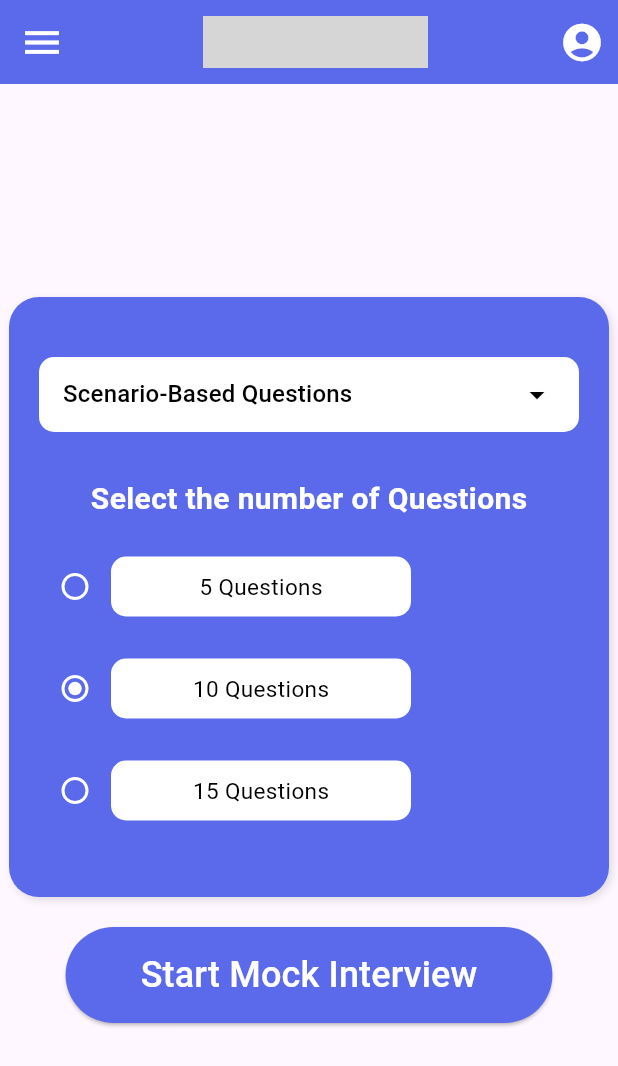
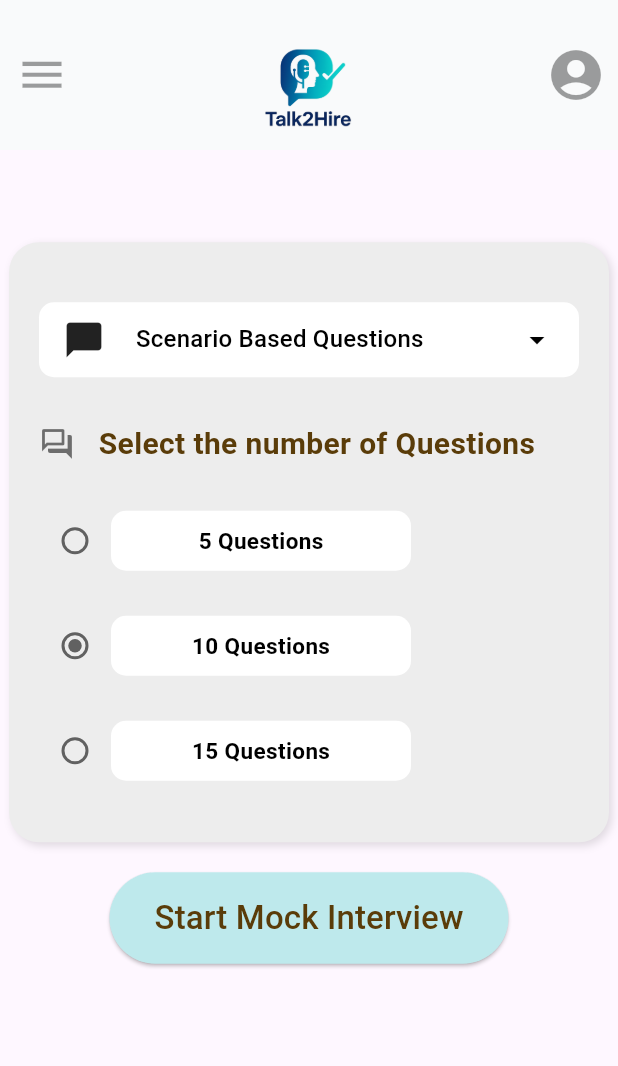
Before and after one commit to SapphireAG/AI-Interview-Coach-Talk2Hire, a Flutter app: the QuestionsPage screen opened directly, on a phone screen of 412 x 824 dp. Shown: the top 1066 px of the screen. Run offline on Flutter 3.47's test engine with Material 3 defaults, Android fonts, the phone set to English and light mode, and no system bars; our stand-ins replace audioplayers, camera; missing offline and left inert: record; grey boxes are pictures that could not be loaded.

Commit message:
New Design and Logo added to first 2 pages along with connections of the pages

```diff
--- a/flutter_frontend/lib/questions_screen.dart
+++ b/flutter_frontend/lib/questions_screen.dart
@@ -14,30 +14,39 @@ void _startMock() {
   print("Mock started");
 }
 
+
 class _QuestionsPageState extends State<QuestionsPage> {
+
+
   @override
   Widget build(BuildContext context) {
     return Scaffold(
+
       appBar: AppBar(
-        title: Center(
+        toolbarHeight:100,
+        title: Padding(
+          padding: const EdgeInsets.only(top: 21.0),
+          child:Center(
           child: ClipRRect(
             borderRadius: BorderRadius.circular(
               10.0,
-            ), // Adjust the radius as needed
+            ),
+            // Adjust the radius as needed
             child: Image.asset(
-              'assets/logo.jpg',
-              height: 35.0,
+              'assets/NEW_logo.png',
+              height: 80.0,
               width: 150.0,
-              scale: 1.0,
-              fit: BoxFit.cover,
+              //scale: 1.0,
+              fit: BoxFit.contain,
             ),
           ),
         ),
-        backgroundColor: Color.fromARGB(255, 91, 106, 234),
+        ),
+        backgroundColor: Color.fromARGB(255, 249, 250, 251),
 
         leading: IconButton(
-          icon: Icon(Icons.menu),
-          iconSize: 30,
+          icon: Icon(Icons.menu,color: Colors.black38,size: 35,),
+          iconSize: 40,
           color: Colors.white,
           onPressed: () {
             // Handle menu action
@@ -47,8 +56,8 @@ class _QuestionsPageState extends State<QuestionsPage> {
         actions: [
           IconButton(
             icon: Icon(Icons.account_circle),
-            iconSize: 30,
-            color: Colors.white,
+            iconSize: 40,
+            color: Colors.black38,
             onPressed: () {
               // Handle account action
             },
@@ -57,6 +66,9 @@ class _QuestionsPageState extends State<QuestionsPage> {
       ),
 
       body: Center(
+
+        child: Padding(
+          padding: const EdgeInsets.only(bottom:120),
           child: Column(
             mainAxisAlignment: MainAxisAlignment.center,
 
@@ -66,7 +78,7 @@ class _QuestionsPageState extends State<QuestionsPage> {
                 width: 400.0,
                 padding: EdgeInsets.all(20.0),
                 decoration: BoxDecoration(
-                color: Color.fromARGB(255, 91, 106, 234),
+                  color: Color.fromARGB(255, 237, 237, 237),
                   borderRadius: BorderRadius.circular(20.0),
                   boxShadow: [
                     BoxShadow(
@@ -92,6 +104,7 @@ class _QuestionsPageState extends State<QuestionsPage> {
                       ),
                       child: DropdownButtonHideUnderline(
                         child: DropdownButton<String>(
+                          borderRadius: BorderRadius.circular(12),
                           alignment: Alignment.center,
                           value: selectedCategory,
                           dropdownColor:
@@ -104,30 +117,49 @@ class _QuestionsPageState extends State<QuestionsPage> {
                             DropdownMenuItem(
                               alignment: Alignment.center,
                               value: "Scenario-Based Questions",
-                            child: Text(
-                              "Scenario-Based Questions",
+                               child: Row(
+                              children:[
+                                Icon(Icons.chat_bubble,size:28),
+                                Text(
+                                "     Scenario Based Questions",
                                 textAlign: TextAlign.center,
                                 style: TextStyle(color: Colors.black),
                               ),
+                              ],
+                              )
                             ),
                             DropdownMenuItem(
                               alignment: Alignment.center,
                               value: "Technical Questions",
-                            child: Text(
+
+                               child: Row(
+                              children:[
+                                Icon(Icons.computer,size:28),
+                                Text(
+
+                                "     Technical Questions",
                                 textAlign: TextAlign.center,
-                              "Technical Questions",
                                 style: TextStyle(color: Colors.black),
                               ),
+                              ],
+                              )
                             ),
                             DropdownMenuItem(
                               alignment: Alignment.center,
                               value: "Personal Questions",
-                            child: Text(
-                              "Personal Questions",
+                              child: Row(
+                              children:[
+                                Icon(Icons.person,size:28),
+                                Text(
+                                "     Personal Questions",
                                 textAlign: TextAlign.center,
                                 style: TextStyle(color: Colors.black),
                               ),
+                              ],
+                              )
+
                             ),
+
                           ],
                           onChanged: (String? newValue) {
                             setState(() {
@@ -140,23 +172,28 @@ class _QuestionsPageState extends State<QuestionsPage> {
 
                     SizedBox(height: 30),
 
+                    Row(
+                      children: [
+                        Icon(Icons.question_answer_outlined,color: Colors.black54),
                         Text(
-                    'Select the number of Questions',
+                          '   Select the number of Questions',
                           style: TextStyle(
                             fontSize: 20,
                             fontWeight: FontWeight.bold,
-                      color: Colors.white,
+                            color: Color.fromARGB(255, 90, 60, 9),
                           ),
+                        ),
+                      ],
                     ),
                     SizedBox(height: 20),
                     _buildRadioOption(5, "5 Questions"),
-                  SizedBox(height: 20),
+                    SizedBox(height: 10),
 
                     _buildRadioOption(10, "10 Questions"),
-                  SizedBox(height: 20),
+                    SizedBox(height: 10),
                     _buildRadioOption(15, "15 Questions"),
 
-                  SizedBox(height: 20), // Spacing before dropdown box
+                    SizedBox(height: 10), // Spacing before dropdown box
                   ],
                 ),
               ),
@@ -165,18 +202,67 @@ class _QuestionsPageState extends State<QuestionsPage> {
               ElevatedButton(
                 onPressed: () {
                   _startMock();
-                // Navigator.pushNamed(context, '/nextPage');
+                  Navigator.pushNamed(context, '/questions_page');
                 },
                 style: ElevatedButton.styleFrom(
-                backgroundColor: Color.fromARGB(255, 91, 106, 234),
-                padding: EdgeInsets.symmetric(horizontal: 50, vertical: 15),
+                  backgroundColor: Color.fromARGB(255, 190, 233, 236),
+                  padding: EdgeInsets.symmetric(horizontal: 30, vertical: 15),
                 ),
                 child: Text(
                   'Start Mock Interview',
                   style: TextStyle(
-                  fontSize: 24,
+                    fontSize: 22,
+                    color: Color.fromARGB(255, 90, 60, 9),
+                    fontStyle: FontStyle.normal,
+                  ),
+                ),
+              ),
+            ],
+          ),
+        ),
+      ),
+    );
+  }
+
+  Widget _buildRadioOption(int value, String text) {
+  return InkWell(
+    borderRadius: BorderRadius.circular(12),
+    onTap: () {
+      setState(() {
+        _selectedValue = value;
+      });
+    },
+    child: Padding(
+      padding: const EdgeInsets.symmetric(vertical: 6.0),
+      child: Row(
+        mainAxisAlignment: MainAxisAlignment.start,
+        children: [
+          Radio(
+            value: value,
+            groupValue: _selectedValue,
+            onChanged: (int? newValue) {
+              setState(() {
+                _selectedValue = newValue!;
+              });
+            },
+            fillColor: WidgetStateProperty.all<Color>(const Color.fromARGB(255, 97, 97, 97)),
+          ),
+          Container(
+            height: 40.0,
+            width: 200.0,
+            padding: const EdgeInsets.symmetric(horizontal: 12,vertical: 8),
+            decoration: BoxDecoration(
               color: Colors.white,
-                  fontStyle: FontStyle.normal,
+              borderRadius: BorderRadius.circular(10),
+            ),
+            child: Center(
+              child: Text(
+                text,
+                style: const TextStyle(
+                  fontSize: 15,
+                  color: Colors.black,
+                  fontWeight: FontWeight.w600,
+                ),
               ),
             ),
           ),
@@ -185,47 +271,4 @@ class _QuestionsPageState extends State<QuestionsPage> {
     ),
   );
 }
-
-  Widget _buildRadioOption(int value, String text) {
-     return Row(
-        mainAxisAlignment:
-            MainAxisAlignment.start,
-        children: [
-          Radio(
-            autofocus: false,
-            fillColor: WidgetStateProperty.all<Color>(
-              Colors.white,
-            ), // White color for the radio button
-            value: value,
-            groupValue: _selectedValue,
-            onChanged: (int? newValue) {
-              setState(() {
-                _selectedValue = newValue!;
-              });
-            },
-          ),
-          Container(
-            height: 40.0,
-            width: 200.0,
-            padding: EdgeInsets.symmetric(horizontal: 12, vertical: 8),
-            decoration: BoxDecoration(
-              color: Colors.white, // White background for the box
-              borderRadius: BorderRadius.circular(10), // Rounded corners
-            ),
-            child: Center(
-              // ✅ Ensures text inside box is centered
-              child: Text(
-                text,
-                style: TextStyle(
-                  fontSize: 15,
-                  color: Colors.black,
-                  fontWeight: FontWeight.normal,
-                ),
-              ),
-            ),
-          ),
-        ],
-
-    );
 }
-}
--- a/flutter_frontend/pubspec.yaml
+++ b/flutter_frontend/pubspec.yaml
@@ -67,6 +67,7 @@ flutter:
   # To add assets to your application, add an assets section, like this:
   assets:
     - assets/logo.jpg
+    - assets/NEW_logo.png
   #   - images/a_dot_ham.jpeg
 
   # An image asset can refer to one or more resolution-specific "variants", see
```
Also changed, not shown: flutter_frontend/lib/login_page.dart (+41 -30 lines), flutter_frontend/lib/main.dart (+24 -6 lines), flutter_frontend/lib/questions_page.dart (+20 -5 lines), flutter_frontend/assets/NEW_logo.png (added), 1 other file. Lines whose indentation alone changed are shown as unchanged.
